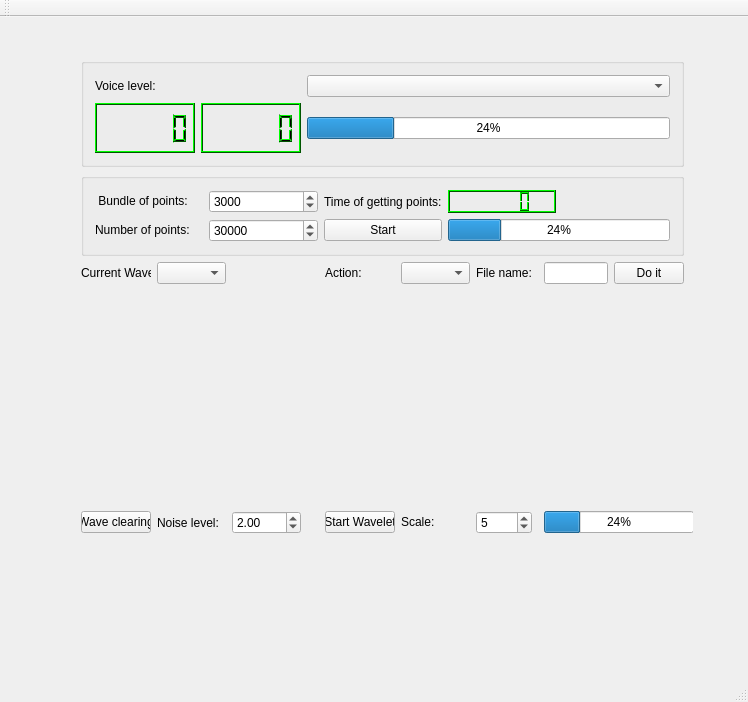
Old version of the form mainwindow.ui in the repository lisitsynSA/Audio_fingerprint.
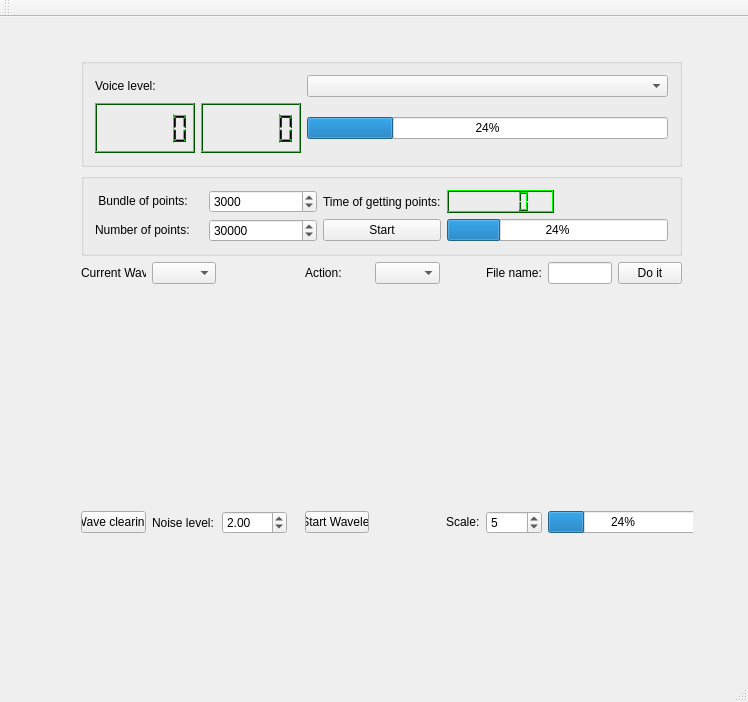
New version of the form. Custom widgets are drawn as their Qt base class.

Diff of the .ui file:
```diff
--- a/mainwindow.ui
+++ b/mainwindow.ui
@@ -24,17 +24,7 @@
      </rect>
     </property>
     <layout class="QGridLayout" name="gridLayout_3">
-     <item row="4" column="0" colspan="6">
-      <widget class="QCustomPlot" name="plot" native="true">
-       <property name="minimumSize">
-        <size>
-         <width>50</width>
-         <height>200</height>
-        </size>
-       </property>
-      </widget>
-     </item>
-     <item row="1" column="0" colspan="13">
+     <item row="1" column="0" colspan="14">
       <widget class="QGroupBox" name="groupBox2">
        <property name="sizePolicy">
         <sizepolicy hsizetype="Preferred" vsizetype="Fixed">
@@ -535,7 +525,7 @@
        </layout>
       </widget>
      </item>
-     <item row="0" column="0" colspan="13">
+     <item row="0" column="0" colspan="14">
       <widget class="QGroupBox" name="groupBox1">
        <property name="sizePolicy">
         <sizepolicy hsizetype="Preferred" vsizetype="Fixed">
@@ -1432,7 +1422,7 @@
        </layout>
       </widget>
      </item>
-     <item row="4" column="6" colspan="7">
+     <item row="4" column="5" colspan="9">
       <widget class="QCustomPlot" name="wavelet" native="true">
        <property name="minimumSize">
         <size>
@@ -1442,7 +1432,7 @@
        </property>
       </widget>
      </item>
-     <item row="5" column="10" colspan="3">
+     <item row="5" column="9" colspan="5">
       <widget class="QProgressBar" name="progress_wavelet">
        <property name="minimumSize">
         <size>
@@ -1462,25 +1452,6 @@
        </property>
       </widget>
      </item>
-     <item row="2" column="6">
-      <widget class="QLabel" name="label_8">
-       <property name="sizePolicy">
-        <sizepolicy hsizetype="Fixed" vsizetype="Preferred">
-         <horstretch>0</horstretch>
-         <verstretch>0</verstretch>
-        </sizepolicy>
-       </property>
-       <property name="maximumSize">
-        <size>
-         <width>50</width>
-         <height>16777215</height>
-        </size>
-       </property>
-       <property name="text">
-        <string>Action:</string>
-       </property>
-      </widget>
-     </item>
      <item row="5" column="0">
       <widget class="QPushButton" name="noise_button">
        <property name="text">
@@ -1488,46 +1459,13 @@
        </property>
       </widget>
      </item>
-     <item row="5" column="6">
-      <widget class="QPushButton" name="start_wavelet">
-       <property name="text">
-        <string>Start Wavelet</string>
-       </property>
-      </widget>
-     </item>
-     <item row="2" column="12">
+     <item row="2" column="13">
       <widget class="QPushButton" name="doaction_button">
        <property name="text">
         <string>Do it</string>
        </property>
       </widget>
      </item>
-     <item row="2" column="7">
-      <widget class="QComboBox" name="actionBox"/>
-     </item>
-     <item row="5" column="7">
-      <widget class="QLabel" name="label_4">
-       <property name="sizePolicy">
-        <sizepolicy hsizetype="Preferred" vsizetype="Fixed">
-         <horstretch>0</horstretch>
-         <verstretch>0</verstretch>
-        </sizepolicy>
-       </property>
-       <property name="text">
-        <string>Scale:</string>
-       </property>
-      </widget>
-     </item>
-     <item row="5" column="8">
-      <widget class="QSpinBox" name="spinBox_scale">
-       <property name="minimum">
-        <number>1</number>
-       </property>
-       <property name="value">
-        <number>5</number>
-       </property>
-      </widget>
-     </item>
      <item row="5" column="1">
       <widget class="QLabel" name="label_6">
        <property name="sizePolicy">
@@ -1557,9 +1495,71 @@
        </property>
       </widget>
      </item>
-     <item row="2" column="10" colspan="2">
+     <item row="2" column="9" colspan="4">
       <widget class="QLineEdit" name="action_line"/>
      </item>
+     <item row="4" column="0" colspan="5">
+      <widget class="QCustomPlot" name="plot" native="true">
+       <property name="minimumSize">
+        <size>
+         <width>50</width>
+         <height>200</height>
+        </size>
+       </property>
+      </widget>
+     </item>
+     <item row="2" column="5">
+      <widget class="QLabel" name="label_8">
+       <property name="sizePolicy">
+        <sizepolicy hsizetype="Fixed" vsizetype="Preferred">
+         <horstretch>0</horstretch>
+         <verstretch>0</verstretch>
+        </sizepolicy>
+       </property>
+       <property name="maximumSize">
+        <size>
+         <width>50</width>
+         <height>16777215</height>
+        </size>
+       </property>
+       <property name="text">
+        <string>Action:</string>
+       </property>
+      </widget>
+     </item>
+     <item row="5" column="5">
+      <widget class="QPushButton" name="start_wavelet">
+       <property name="text">
+        <string>Start Wavelet</string>
+       </property>
+      </widget>
+     </item>
+     <item row="5" column="7">
+      <widget class="QLabel" name="label_4">
+       <property name="sizePolicy">
+        <sizepolicy hsizetype="Preferred" vsizetype="Fixed">
+         <horstretch>0</horstretch>
+         <verstretch>0</verstretch>
+        </sizepolicy>
+       </property>
+       <property name="text">
+        <string>Scale:</string>
+       </property>
+      </widget>
+     </item>
+     <item row="5" column="8">
+      <widget class="QSpinBox" name="spinBox_scale">
+       <property name="minimum">
+        <number>1</number>
+       </property>
+       <property name="value">
+        <number>5</number>
+       </property>
+      </widget>
+     </item>
+     <item row="2" column="6">
+      <widget class="QComboBox" name="actionBox"/>
+     </item>
      <item row="2" column="8">
       <widget class="QLabel" name="label_9">
        <property name="text">
```
